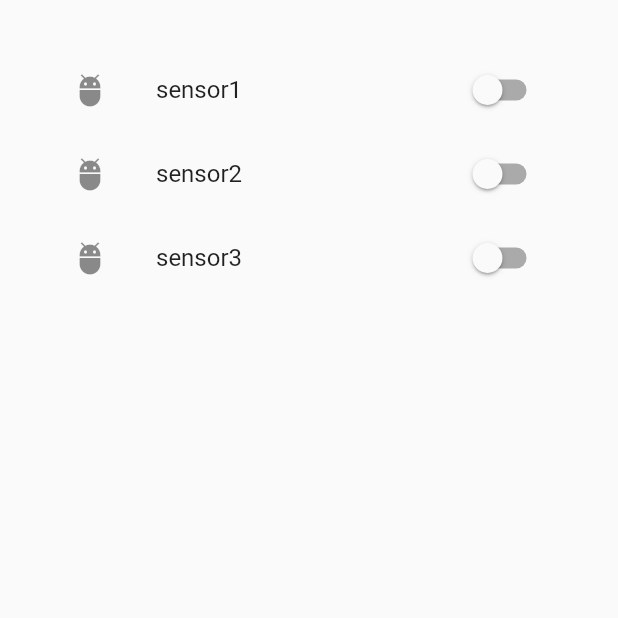
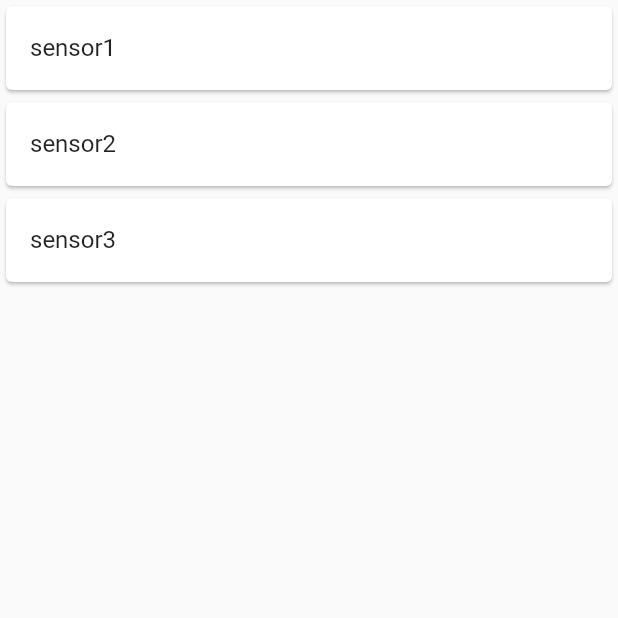
Before and after one commit to Tijl123/DuracellApp, a Flutter app: the Settings screen opened directly, on a phone screen of 412 x 824 dp, the top half of it. Run offline on Flutter 3.47's test engine with Material 2 defaults, Android fonts, the light colour scheme and no system bars; our stand-ins replace device_info, flutter_local_notifications, sqflite; missing offline and left inert: dart_amqp, workmanager; accounts and stored records are empty.

```diff
--- a/lib/Database.dart
+++ b/lib/Database.dart
@@ -29,9 +29,9 @@ class DBProvider {
     }, onCreate: (Database db, int version) async {
       await db.execute("CREATE TABLE Log(id INTEGER PRIMARY KEY, sensor TEXT, waarde TEXT, datum TEXT)");
       await db.execute("CREATE TABLE Sensor(id INTEGER PRIMARY KEY, sensor TEXT)");
-      await db.execute("INSERT Into Sensor (1,sensor1)");
-      await db.execute("INSERT Into Sensor (2,sensor2)");
-      await db.execute("INSERT Into Sensor (3,sensor3)");
+      await db.rawInsert("INSERT Into Sensor (id,sensor) VALUES (1,'sensor1')");
+      await db.rawInsert("INSERT Into Sensor (id,sensor) VALUES (2,'sensor2')");
+      await db.rawInsert("INSERT Into Sensor (id,sensor) VALUES (3,'sensor3')");
     });
   }
 
--- a/lib/ui/settings.dart
+++ b/lib/ui/settings.dart
@@ -1,60 +1,44 @@
+import 'package:duracellapp/Database.dart';
+import 'package:duracellapp/SensorModel.dart';
 import 'package:flutter/material.dart';
 
 class Settings extends StatefulWidget {
   @override
-  _State createState() => new _State();
-
+  _Settings createState() => _Settings();
 }
 
-class _State extends State<Settings> {
+class _Settings extends State<Settings> {
 
   @override
   void initState() {
     super.initState();
+    var list = DBProvider.db.getAllSensors();
+    print(list);
   }
 
-  bool _value1 = false;
-  bool _value2 = false;
-
-  void _onChanged1(bool value){
-    setState(() {
-      _value1 = value;
-    });
-
-  }
-
-  void _onChanged2(bool value){
-    setState(() {
-      _value2 = value;
-    });
-
-  }
 
   @override
   Widget build(BuildContext context) {
-    return Container(
-      padding: new EdgeInsets.all(32.0),
-      child: new Column(
-        children: <Widget>[
-          new SwitchListTile(
-              title: new Text("sensor1"),
-              activeColor: Colors.red,
-              secondary: const Icon(Icons.adb),
-              value: _value1,
-              onChanged: (bool value){_onChanged1(value);}),
-          new SwitchListTile(
-            title: new Text("sensor2"),
-              activeColor: Colors.red,
-              secondary: const Icon(Icons.adb),
-              value: _value2,
-              onChanged: (bool value){_onChanged2(value);}),
-          new SwitchListTile(
-              title: new Text("sensor3"),
-              activeColor: Colors.red,
-              secondary: const Icon(Icons.adb),
-              value: _value2,
-              onChanged: (bool value){_onChanged2(value);})
-        ],
+    return Scaffold(
+      body: FutureBuilder<List<SensorModel>>(
+        future: DBProvider.db.getAllSensors(),
+        builder: (BuildContext context, AsyncSnapshot<List<SensorModel>> snapshot) {
+          if (snapshot.hasData) {
+            return ListView.builder(
+                itemCount: snapshot.data.length,
+                itemBuilder: (BuildContext context, int index) {
+                  SensorModel item = snapshot.data[index];
+                  return Card(
+                    color: Colors.white,
+                    child: ListTile(
+                      title: Text(item.sensor),
+                    ),
+                  );
+                });
+          } else {
+            return Center(child: CircularProgressIndicator());
+          }
+        },
       ),
     );
   }
--- a/pubspec.yaml
+++ b/pubspec.yaml
@@ -37,7 +37,8 @@ dev_dependencies:
   flutter_launcher_icons: "^0.7.4"
 
 flutter_icons:
-  android: "launcher_icon"
+  android: "ic_launcher"
+  anroid: true
   ios: true
   image_path: "assets/icon/icon.png"
 # For information on the generic Dart part of this file, see the
```
Also changed, not shown: 13 other files.
